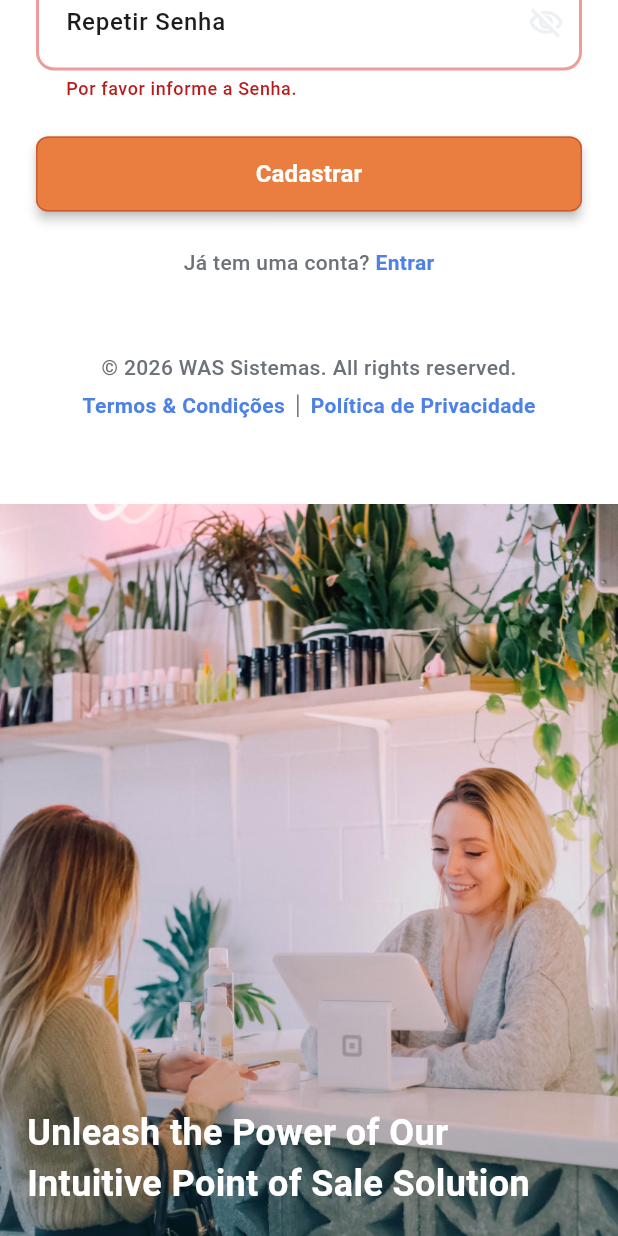
After one commit to wellingtonasilva/tasko-mobile, a Flutter app: the CriarContaScreen screen opened by its route, scrolled down 576 dp, after a tap on "Cadastrar", on a phone screen of 412 x 824 dp. The commit adds this screen. Run offline on Flutter 3.47's test engine with Material 3 defaults, Android fonts, the phone set to English and light mode, and no system bars; drawn by our look-alikes of auto_size_text; our stand-ins replace dropdown_button2, fl_chart, flutter_dotenv, flutter_riverpod, font_awesome_flutter, go_router and 1 more; accounts and stored records are empty; Roboto replaces fonts that are missing (Manrope).

Commit message:
Adicionado evento para criar empresa/conta

```diff
--- a/lib/common/widgets/textfield/custom_text_form_field.dart
+++ b/lib/common/widgets/textfield/custom_text_form_field.dart
@@ -9,6 +9,7 @@ class CustomTextFormField extends StatefulWidget {
   final Widget? prefixIcon;
   final Color? fillColor;
   final String? hintText;
+  final String? Function(BuildContext, String?)? validator;
 
   const CustomTextFormField({
     super.key,
@@ -18,6 +19,7 @@ class CustomTextFormField extends StatefulWidget {
     this.prefixIcon,
     this.fillColor,
     this.hintText,
+    this.validator,
   });
 
   @override
@@ -44,6 +46,9 @@ class _CustomTextFormFieldState extends State<CustomTextFormField> {
       textCapitalization: TextCapitalization.words,
       obscureText: !_isPassword ? false : !passwordVisibility,
       autofillHints: widget.autofillHints,
+      validator: widget.validator != null
+          ? (value) => widget.validator!(context, value)
+          : null,
       decoration: InputDecoration(
         labelText: widget.labelText,
         labelStyle: kTestStyleMediumText16.copyWith(
--- a/lib/routing/app_router.dart
+++ b/lib/routing/app_router.dart
@@ -4,7 +4,7 @@ import 'package:tasko_mobile/common/core/vendedor_sessao_provider.dart';
 import 'package:tasko_mobile/common/widgets/scaffold/app_shell_scaffold.dart';
 import 'package:tasko_mobile/ui/feature/autenticacao/alterar_senha/create_new_password_v3_mobile_screen.dart';
 import 'package:tasko_mobile/ui/feature/autenticacao/alterar_senha/reset_password_success_v3_smartphone_screen.dart';
-import 'package:tasko_mobile/ui/feature/autenticacao/ciar_conta/register_v3_smartphone_screen.dart';
+import 'package:tasko_mobile/ui/feature/autenticacao/criar_conta/criar_conta_screen.dart';
 import 'package:tasko_mobile/ui/feature/autenticacao/login/login_screen.dart';
 import 'package:tasko_mobile/ui/feature/cliente/adicionar/cliente_adicionar_screen.dart';
 import 'package:tasko_mobile/ui/feature/cliente/listar/cliente_listar_screen.dart';
@@ -71,7 +71,7 @@ final appRouterProvider = Provider<GoRouter>((ref) {
           GoRoute(
             path: 'criar-conta',
             name: 'criar-conta',
-            builder: (context, state) => const RegisterV3SmartphoneScreen(),
+            builder: (context, state) => const CriarContaScreen(),
           ),
         ],
       ),
--- /dev/null
+++ b/lib/ui/feature/autenticacao/criar_conta/criar_conta_controllers.dart
@@ -0,0 +1,43 @@
+import 'package:flutter/material.dart';
+import 'package:tasko_mobile/common/widgets/textfield/custom_form_field_data.dart';
+
+class CriarContaControllers {
+  final formKey = GlobalKey<FormState>();
+  late final CustomFormFieldData nomeEmpresa;
+  late final CustomFormFieldData email;
+  late final CustomFormFieldData senha;
+
+  CriarContaControllers() {
+    nomeEmpresa = CustomFormFieldData(
+      controller: TextEditingController(),
+      focusNode: FocusNode(),
+      labelText: 'Nome da Empresa',
+      validator: (context, val) => val == null || val.isEmpty
+          ? 'Por favor informe o Nome da Empresa.'
+          : null,
+    );
+    email = CustomFormFieldData(
+      controller: TextEditingController(),
+      focusNode: FocusNode(),
+      labelText: 'Email',
+      validator: (context, val) =>
+          val == null || val.isEmpty ? 'Por favor informe o Email.' : null,
+    );
+    senha = CustomFormFieldData(
+      controller: TextEditingController(),
+      focusNode: FocusNode(),
+      labelText: 'Senha',
+      validator: (context, val) =>
+          val == null || val.isEmpty ? 'Por favor informe a Senha.' : null,
+    );
+  }
+
+  void dispose() {
+    nomeEmpresa.controller.dispose();
+    nomeEmpresa.focusNode.dispose();
+    email.controller.dispose();
+    email.focusNode.dispose();
+    senha.controller.dispose();
+    senha.focusNode.dispose();
+  }
+}
--- /dev/null
+++ b/lib/ui/feature/autenticacao/criar_conta/criar_conta_screen.dart
@@ -0,0 +1,337 @@
+import 'package:flutter/material.dart';
+import 'package:flutter_riverpod/flutter_riverpod.dart';
+import 'package:go_router/go_router.dart';
+import 'package:tasko_mobile/common/colors/colors_styles.dart';
+import 'package:tasko_mobile/common/colors/text_styles.dart';
+import 'package:tasko_mobile/common/widgets/buttons/custom_button.dart';
+import 'package:tasko_mobile/common/widgets/textfield/custom_text_form_field.dart';
+import 'package:tasko_mobile/domain/empresa/request/criar_empresa_request.dart';
+import 'package:tasko_mobile/ui/feature/autenticacao/criar_conta/criar_conta_controllers.dart';
+import 'package:tasko_mobile/ui/feature/autenticacao/criar_conta/criar_conta_view_model.dart';
+import 'package:tasko_mobile/util/result.dart';
+
+class CriarContaScreen extends ConsumerStatefulWidget {
+  const CriarContaScreen({super.key});
+
+  @override
+  ConsumerState<CriarContaScreen> createState() => _CriarContaScreenState();
+}
+
+class _CriarContaScreenState extends ConsumerState<CriarContaScreen> {
+  late final CriarContaControllers _controllers;
+
+  @override
+  void initState() {
+    super.initState();
+    _controllers = CriarContaControllers();
+
+    final viewModel = ref.read(criarContaViewModelProvider.notifier);
+    viewModel.showSnackBar = (String message, Result result) {
+      if (mounted) {
+        if (result is Failure) {
+          showSnackBar(message, isError: true);
+        }
+      }
+    };
+
+    viewModel.onCriarContaComSucesso = () {
+      if (mounted) {
+        context.go('/login');
+      }
+    };
+  }
+
+  void showSnackBar(String message, {bool isError = false}) {
+    ScaffoldMessenger.of(context).showSnackBar(
+      SnackBar(
+        content: Text(
+          message,
+          style: TextStyle(
+            color: isError
+                ? kColorStyleErrorLight400
+                : kColorStyleSuccessDark600,
+          ),
+        ),
+        backgroundColor: isError
+            ? kColorStyleErrorDark700
+            : kColorStyleSuccessLight200,
+        duration: const Duration(seconds: 3),
+        action: SnackBarAction(
+          label: 'Fechar',
+          textColor: isError
+              ? kColorStyleErrorLight400
+              : kColorStyleSuccessDark600,
+          onPressed: () {
+            ScaffoldMessenger.of(context).hideCurrentSnackBar();
+          },
+        ),
+      ),
+    );
+  }
+
+  @override
+  void dispose() {
+    _controllers.dispose();
+    super.dispose();
+  }
+
+  @override
+  Widget build(BuildContext context) {
+    return GestureDetector(
+      onTap: () {
+        FocusScope.of(context).unfocus();
+        FocusManager.instance.primaryFocus?.unfocus();
+      },
+      child: Scaffold(
+        backgroundColor: kColorStyleSecondinaryDark900,
+        body: SingleChildScrollView(
+          child: Column(
+            children: [
+              Container(
+                color: Colors.white,
+                child: Column(
+                  children: [
+                    SizedBox(height: 60),
+                    Padding(
+                      padding: const EdgeInsets.only(top: 20, left: 24),
+                      child: Align(
+                        alignment: Alignment.topLeft,
+                        child: Image.asset(
+                          'assets/images/pos_logo.png',
+                          height: 34,
+                        ),
+                      ),
+                    ),
+                    Padding(
+                      padding: const EdgeInsets.only(top: 20, left: 10),
+                      child: Align(
+                        alignment: Alignment.topLeft,
+                        child: IconButton(
+                          onPressed: () {
+                            context.pop();
+                          },
+                          icon: Icon(Icons.arrow_back),
+                        ),
+                      ),
+                    ),
+                    Padding(
+                      padding: const EdgeInsets.only(left: 24, right: 24),
+                      child: Form(
+                        key: _controllers.formKey,
+                        child: Column(
+                          children: [
+                            Align(
+                              alignment: Alignment.topLeft,
+                              child: Text(
+                                'Cadastrar',
+                                style: kTestStyleBoldText32,
+                              ),
+                            ),
+                            SizedBox(height: 5),
+                            Align(
+                              alignment: Alignment.topLeft,
+                              child: Text(
+                                'Vamos criar uma nova conta',
+                                style: kTestStyleMediumText14.copyWith(
+                                  color: kColorStyleSecondinaryLight400,
+                                ),
+                              ),
+                            ),
+                            SizedBox(height: 24),
+                            CustomTextFormField(
+                              controller: _controllers.nomeEmpresa.controller,
+                              labelText: 'Nome da Empresa',
+                              autofillHints: [AutofillHints.organizationName],
+                              validator: _controllers.nomeEmpresa.validator,
+                            ),
+                            SizedBox(height: 10),
+                            CustomTextFormField(
+                              controller: _controllers.email.controller,
+                              labelText: 'E-mail',
+                              autofillHints: [AutofillHints.email],
+                              validator: _controllers.email.validator,
+                            ),
+
+                            SizedBox(height: 10),
+                            CustomTextFormField(
+                              controller: _controllers.senha.controller,
+                              labelText: 'Senha',
+                              autofillHints: [AutofillHints.password],
+                              validator: _controllers.senha.validator,
+                            ),
+                            SizedBox(height: 10),
+                            CustomTextFormField(
+                              controller: _controllers.senha.controller,
+                              labelText: 'Repetir Senha',
+                              autofillHints: [AutofillHints.password],
+                              validator: _controllers.senha.validator,
+                            ),
+                            SizedBox(height: 24),
+                            CustomButton(
+                              label: 'Cadastrar',
+                              options: CustomButtonOptions(
+                                color:
+                                    kColorStylePrimaryNeutralPaletteDarkDefault,
+                                width: double.infinity,
+                                height: 50,
+                                padding: EdgeInsetsDirectional.fromSTEB(
+                                  24,
+                                  0,
+                                  24,
+                                  0,
+                                ),
+                                iconPadding: EdgeInsetsDirectional.fromSTEB(
+                                  0,
+                                  0,
+                                  0,
+                                  0,
+                                ),
+                                elevation: 3,
+                                borderSide: BorderSide(
+                                  color:
+                                      kColorStylePrimaryNeutralPaletteDark600,
+                                  width: 1,
+                                ),
+                                borderRadius: BorderRadius.circular(8),
+                                textStyle: kTestStyleBoldText16.copyWith(
+                                  color:
+                                      kColorStylePrimaryNeutralPaletteLightDefault,
+                                ),
+                              ),
+                              onPressed: () {
+                                _handleCriarContaPressed();
+                              },
+                            ),
+                            SizedBox(height: 24),
+                            Row(
+                              mainAxisAlignment: MainAxisAlignment.center,
+                              children: [
+                                Row(
+                                  children: [
+                                    Text(
+                                      'Já tem uma conta? ',
+                                      style: kTestStyleMediumText14.copyWith(
+                                        color: kColorStyleSecondinaryLight400,
+                                      ),
+                                    ),
+                                  ],
+                                ),
+                                Text(
+                                  'Entrar',
+                                  style: kTestStyleBoldText14.copyWith(
+                                    color: kColorStyleInformationDarkDefault,
+                                  ),
+                                ),
+                              ],
+                            ),
+                            SizedBox(height: 50),
+                            Center(
+                              child: Column(
+                                children: [
+                                  Text(
+                                    '© 2026 WAS Sistemas. All rights reserved.',
+                                    style: kTestStyleMediumText14.copyWith(
+                                      color: kColorStyleSecondinaryLight400,
+                                    ),
+                                  ),
+                                ],
+                              ),
+                            ),
+                            Row(
+                              mainAxisAlignment: MainAxisAlignment.center,
+                              children: [
+                                Text(
+                                  'Termos & Condições',
+                                  style: kTestStyleBoldText14.copyWith(
+                                    color: kColorStyleInformationDarkDefault,
+                                  ),
+                                ),
+                                Padding(
+                                  padding: const EdgeInsets.all(8.0),
+                                  child: Container(
+                                    color: kColorStyleSecondinaryLight400,
+                                    width: 1,
+                                    height: 15,
+                                    child: SizedBox(height: 10),
+                                  ),
+                                ),
+                                Text(
+                                  'Política de Privacidade',
+                                  style: kTestStyleBoldText14.copyWith(
+                                    color: kColorStyleInformationDarkDefault,
+                                  ),
+                                ),
+                              ],
+                            ),
+                            SizedBox(height: 50),
+                          ],
+                        ),
+                      ),
+                    ),
+                  ],
+                ),
+              ),
+              Container(
+                color: Colors.black,
+                child: Stack(
+                  children: [
+                    Image.asset('assets/images/pos_login_v3_tablet_left.png'),
+                    Positioned(
+                      left: 0,
+                      right: 0,
+                      top: 0,
+                      bottom: 10,
+                      child: Padding(
+                        padding: const EdgeInsets.all(10),
+                        child: Container(
+                          alignment: Alignment.bottomCenter,
+                          child: Column(
+                            mainAxisAlignment: MainAxisAlignment.end,
+                            children: [
+                              Padding(
+                                padding: const EdgeInsets.all(8.0),
+                                child: Text(
+                                  'Unleash the Power of Our Intuitive Point of Sale Solution',
+                                  style: kTestStyleBoldText24.copyWith(
+                                    color: Colors.white,
+                                  ),
+                                ),
+                              ),
+                              Padding(
+                                padding: const EdgeInsets.all(8.0),
+                                child: Text(
+                                  'Experience the future of retail with our user-friendly POS platform. Increase your sales, streamline operations, and delight your customers with a modern and efficient checkout process',
+                                  style: kTestStyleRegularText14.copyWith(
+                                    color: Colors.white,
+                                  ),
+                                ),
+                              ),
+                            ],
+                          ),
+                        ),
+                      ),
+                    ),
+                  ],
+                ),
+              ),
+            ],
+          ),
+        ),
+      ),
+    );
+  }
+
+  void _handleCriarContaPressed() {
+    if (_controllers.formKey.currentState?.validate() ?? false) {
+      _controllers.formKey.currentState?.save();
+    }
+
+    final request = CriarEmpresaRequest(
+      nomeEmpresa: _controllers.nomeEmpresa.controller.text,
+      email: _controllers.email.controller.text,
+      senha: _controllers.senha.controller.text,
+    );
+
+    ref.read(criarContaViewModelProvider).criarContaCommand.execute(request);
+  }
+}
--- /dev/null
+++ b/lib/ui/feature/autenticacao/criar_conta/criar_conta_view_model.dart
@@ -0,0 +1,44 @@
+import 'package:flutter_riverpod/flutter_riverpod.dart';
+import 'package:tasko_mobile/data/repositories/empresa/empresa_repository_remote.dart';
+import 'package:tasko_mobile/domain/empresa/request/criar_empresa_request.dart';
+import 'package:tasko_mobile/domain/empresa/response/empresa_response.dart';
+import 'package:tasko_mobile/ui/feature/autenticacao/criar_conta/criar_conta_ui_state.dart';
+import 'package:tasko_mobile/util/command.dart';
+import 'package:tasko_mobile/util/result.dart';
+
+class CriarContaViewModel extends Notifier<CriarContaUiState> {
+  void Function(String, Result result)? showSnackBar;
+  void Function()? onCriarContaComSucesso;
+
+  @override
+  CriarContaUiState build() {
+    return CriarContaUiState(
+      criarContaCommand: Command1<EmpresaResponse, CriarEmpresaRequest>(
+        _criarEmpresa,
+      ),
+    );
+  }
+
+  Future<Result<EmpresaResponse>> _criarEmpresa(
+    CriarEmpresaRequest request,
+  ) async {
+    final result = await ref
+        .read(empresaRepositoryRemoteProvider)
+        .criarEmpresa(request);
+    if (result is Success<EmpresaResponse>) {
+      showSnackBar?.call('Conta criada com sucesso!', result);
+      onCriarContaComSucesso?.call();
+    } else if (result is Failure<EmpresaResponse>) {
+      showSnackBar?.call(
+        (result).errors?[0] ?? 'An unknown error occurred',
+        result,
+      );
+    }
+    return result;
+  }
+}
+
+final criarContaViewModelProvider =
+    NotifierProvider<CriarContaViewModel, CriarContaUiState>(
+      () => CriarContaViewModel(),
+    );
```
Also changed, not shown: lib/domain/usuario/response/usuario_login_response.dart (+4 -4 lines), lib/ui/feature/autenticacao/ciar_conta/register_v3_smartphone_screen.dart (deleted, +0 -256 lines), lib/ui/feature/autenticacao/criar_conta/criar_conta_ui_state.dart (added, +17 -0 lines), lib/domain/usuario/response/usuario_login_response.g.dart.
